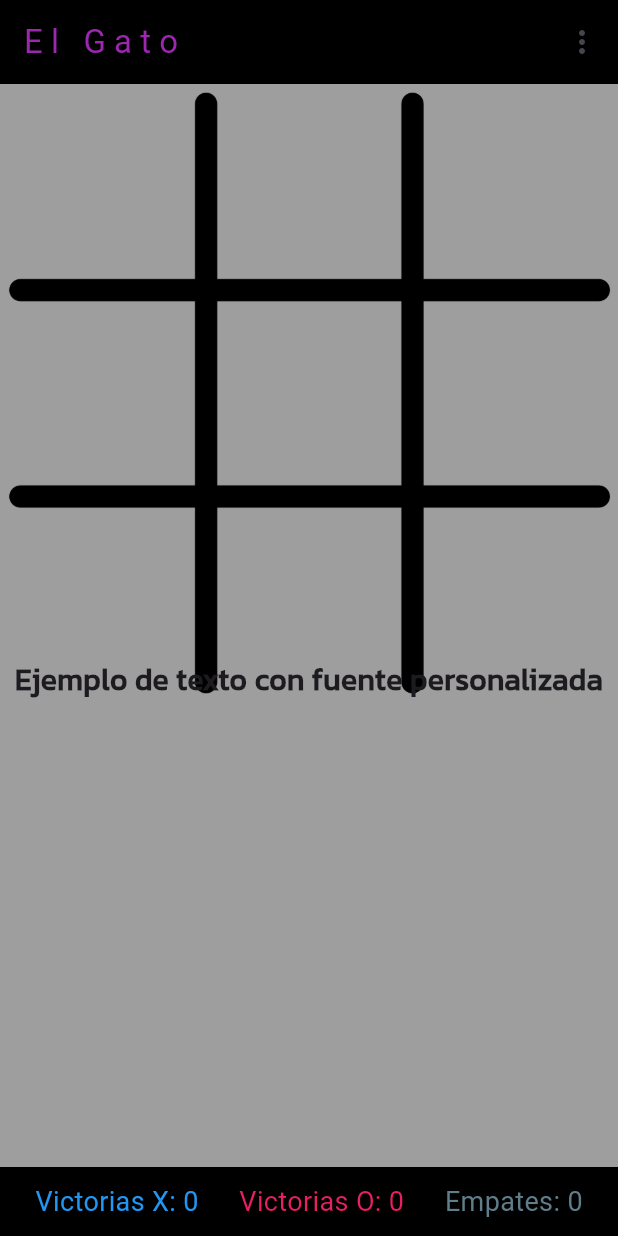
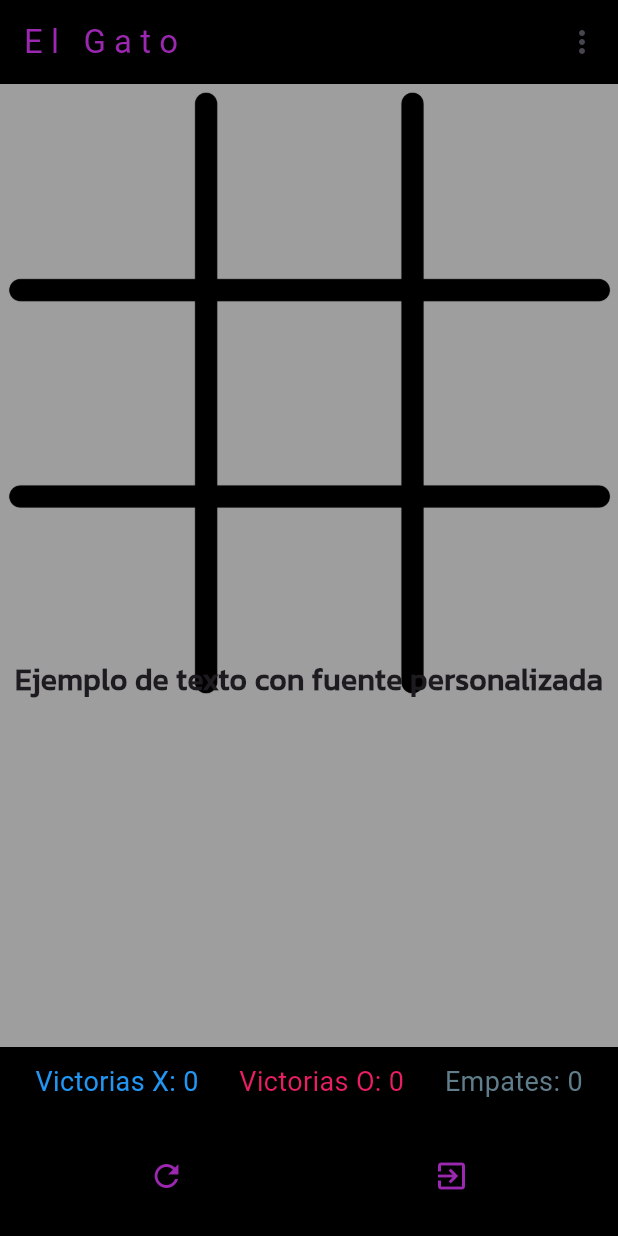
Before and after one commit to slaughtbear/R.A-Flutter-Gato, a Flutter app: the screen it shows after launch, on a phone screen of 412 x 824 dp. Run offline on Flutter 3.47's test engine with Material 3 defaults, Android fonts, the light colour scheme and no system bars.

Commit message:
Add: BottomAppBar

```diff
--- a/lib/pantallas/home.dart
+++ b/lib/pantallas/home.dart
@@ -91,6 +91,33 @@ class _HomeState extends State<Home> {
           ),
         ],
       ),
+      bottomNavigationBar: BottomAppBar(
+        color: Colors.black, // Color de fondo del BottomAppBar
+        child: Container(
+          height: 60.0, // Altura del BottomAppBar
+          child: Row(
+            mainAxisAlignment: MainAxisAlignment.spaceAround,
+            children: [
+              IconButton(
+                icon: Icon(Icons.refresh, color: Colors.purple), // Icono "refresh" con color morado (purple)
+                onPressed: () {
+                  _mostrarConfirmacion(context, "¿Reiniciar juego?", "¿Estás seguro que deseas reiniciar el juego?", () {
+                    _controlesKey.currentState?.reiniciarJuego();
+                  });
+                },
+              ),
+              IconButton(
+                icon: Icon(Icons.exit_to_app, color: Colors.purple), // Icono "exit_to_app" con color morado (purple)
+                onPressed: () {
+                  _mostrarConfirmacion(context, "¿Salir de la aplicación?", "¿Estás seguro que deseas salir de la aplicación?", () {
+                    Navigator.pop(context);
+                  });
+                },
+              ),
+            ],
+          ),
+        ),
+      ),
     );
   }
 
```
